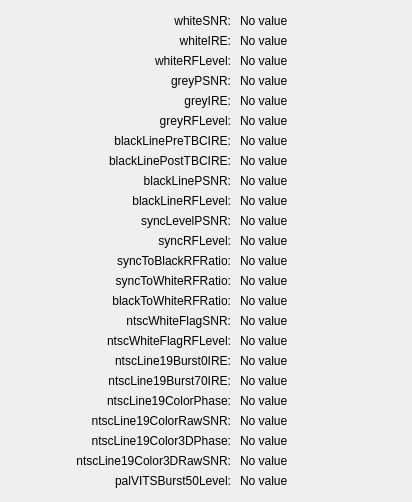
happycube/ld-decode, file tools/ld-analyse/vitsmetricsdialog.ui: the form before one commit.
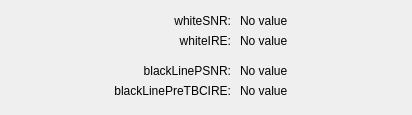
The form after the commit.

Diff of the .ui file:
```diff
--- a/tools/ld-analyse/vitsmetricsdialog.ui
+++ b/tools/ld-analyse/vitsmetricsdialog.ui
@@ -7,7 +7,7 @@
     <x>0</x>
     <y>0</y>
     <width>412</width>
-    <height>502</height>
+    <height>115</height>
    </rect>
   </property>
   <property name="sizePolicy">
@@ -19,7 +19,7 @@
   <property name="maximumSize">
    <size>
     <width>412</width>
-    <height>502</height>
+    <height>115</height>
    </size>
   </property>
   <property name="windowTitle">
@@ -57,75 +57,11 @@
     <set>Qt::AlignRight|Qt::AlignTrailing|Qt::AlignVCenter</set>
    </property>
   </widget>
-  <widget class="QLabel" name="label_4">
-   <property name="geometry">
-    <rect>
-     <x>10</x>
-     <y>50</y>
-     <width>221</width>
-     <height>21</height>
-    </rect>
-   </property>
-   <property name="text">
-    <string>whiteRFLevel:</string>
-   </property>
-   <property name="alignment">
-    <set>Qt::AlignRight|Qt::AlignTrailing|Qt::AlignVCenter</set>
-   </property>
-  </widget>
-  <widget class="QLabel" name="label_5">
-   <property name="geometry">
-    <rect>
-     <x>10</x>
-     <y>70</y>
-     <width>221</width>
-     <height>21</height>
-    </rect>
-   </property>
-   <property name="text">
-    <string>greyPSNR:</string>
-   </property>
-   <property name="alignment">
-    <set>Qt::AlignRight|Qt::AlignTrailing|Qt::AlignVCenter</set>
-   </property>
-  </widget>
-  <widget class="QLabel" name="label_6">
-   <property name="geometry">
-    <rect>
-     <x>10</x>
-     <y>90</y>
-     <width>221</width>
-     <height>21</height>
-    </rect>
-   </property>
-   <property name="text">
-    <string>greyIRE:</string>
-   </property>
-   <property name="alignment">
-    <set>Qt::AlignRight|Qt::AlignTrailing|Qt::AlignVCenter</set>
-   </property>
-  </widget>
-  <widget class="QLabel" name="label_7">
-   <property name="geometry">
-    <rect>
-     <x>10</x>
-     <y>110</y>
-     <width>221</width>
-     <height>21</height>
-    </rect>
-   </property>
-   <property name="text">
-    <string>greyRFLevel:</string>
-   </property>
-   <property name="alignment">
-    <set>Qt::AlignRight|Qt::AlignTrailing|Qt::AlignVCenter</set>
-   </property>
-  </widget>
   <widget class="QLabel" name="label_8">
    <property name="geometry">
     <rect>
      <x>10</x>
-     <y>130</y>
+     <y>80</y>
      <width>221</width>
      <height>21</height>
     </rect>
@@ -137,27 +73,11 @@
     <set>Qt::AlignRight|Qt::AlignTrailing|Qt::AlignVCenter</set>
    </property>
   </widget>
-  <widget class="QLabel" name="label_9">
-   <property name="geometry">
-    <rect>
-     <x>10</x>
-     <y>150</y>
-     <width>221</width>
-     <height>21</height>
-    </rect>
-   </property>
-   <property name="text">
-    <string>blackLinePostTBCIRE:</string>
-   </property>
-   <property name="alignment">
-    <set>Qt::AlignRight|Qt::AlignTrailing|Qt::AlignVCenter</set>
-   </property>
-  </widget>
   <widget class="QLabel" name="label_10">
    <property name="geometry">
     <rect>
      <x>10</x>
-     <y>170</y>
+     <y>60</y>
      <width>221</width>
      <height>21</height>
     </rect>
@@ -169,246 +89,6 @@
     <set>Qt::AlignRight|Qt::AlignTrailing|Qt::AlignVCenter</set>
    </property>
   </widget>
-  <widget class="QLabel" name="label_11">
-   <property name="geometry">
-    <rect>
-     <x>10</x>
-     <y>190</y>
-     <width>221</width>
-     <height>21</height>
-    </rect>
-   </property>
-   <property name="text">
-    <string>blackLineRFLevel:</string>
-   </property>
-   <property name="alignment">
-    <set>Qt::AlignRight|Qt::AlignTrailing|Qt::AlignVCenter</set>
-   </property>
-  </widget>
-  <widget class="QLabel" name="label_12">
-   <property name="geometry">
-    <rect>
-     <x>10</x>
-     <y>210</y>
-     <width>221</width>
-     <height>21</height>
-    </rect>
-   </property>
-   <property name="text">
-    <string>syncLevelPSNR:</string>
-   </property>
-   <property name="alignment">
-    <set>Qt::AlignRight|Qt::AlignTrailing|Qt::AlignVCenter</set>
-   </property>
-  </widget>
-  <widget class="QLabel" name="label_13">
-   <property name="geometry">
-    <rect>
-     <x>10</x>
-     <y>230</y>
-     <width>221</width>
-     <height>21</height>
-    </rect>
-   </property>
-   <property name="text">
-    <string>syncRFLevel:</string>
-   </property>
-   <property name="alignment">
-    <set>Qt::AlignRight|Qt::AlignTrailing|Qt::AlignVCenter</set>
-   </property>
-  </widget>
-  <widget class="QLabel" name="label_14">
-   <property name="geometry">
-    <rect>
-     <x>10</x>
-     <y>250</y>
-     <width>221</width>
-     <height>21</height>
-    </rect>
-   </property>
-   <property name="text">
-    <string>syncToBlackRFRatio:</string>
-   </property>
-   <property name="alignment">
-    <set>Qt::AlignRight|Qt::AlignTrailing|Qt::AlignVCenter</set>
-   </property>
-  </widget>
-  <widget class="QLabel" name="label_15">
-   <property name="geometry">
-    <rect>
-     <x>10</x>
-     <y>270</y>
-     <width>221</width>
-     <height>21</height>
-    </rect>
-   </property>
-   <property name="text">
-    <string>syncToWhiteRFRatio:</string>
-   </property>
-   <property name="alignment">
-    <set>Qt::AlignRight|Qt::AlignTrailing|Qt::AlignVCenter</set>
-   </property>
-  </widget>
-  <widget class="QLabel" name="label_16">
-   <property name="geometry">
-    <rect>
-     <x>10</x>
-     <y>290</y>
-     <width>221</width>
-     <height>21</height>
-    </rect>
-   </property>
-   <property name="text">
-    <string>blackToWhiteRFRatio:</string>
-   </property>
-   <property name="alignment">
-    <set>Qt::AlignRight|Qt::AlignTrailing|Qt::AlignVCenter</set>
-   </property>
-  </widget>
-  <widget class="QLabel" name="label_17">
-   <property name="geometry">
-    <rect>
-     <x>10</x>
-     <y>310</y>
-     <width>221</width>
-     <height>21</height>
-    </rect>
-   </property>
-   <property name="text">
-    <string>ntscWhiteFlagSNR:</string>
-   </property>
-   <property name="alignment">
-    <set>Qt::AlignRight|Qt::AlignTrailing|Qt::AlignVCenter</set>
-   </property>
-  </widget>
-  <widget class="QLabel" name="label_18">
-   <property name="geometry">
-    <rect>
-     <x>10</x>
-     <y>330</y>
-     <width>221</width>
-     <height>21</height>
-    </rect>
-   </property>
-   <property name="text">
-    <string>ntscWhiteFlagRFLevel:</string>
-   </property>
-   <property name="alignment">
-    <set>Qt::AlignRight|Qt::AlignTrailing|Qt::AlignVCenter</set>
-   </property>
-  </widget>
-  <widget class="QLabel" name="label_19">
-   <property name="geometry">
-    <rect>
-     <x>10</x>
-     <y>350</y>
-     <width>221</width>
-     <height>21</height>
-    </rect>
-   </property>
-   <property name="text">
-    <string>ntscLine19Burst0IRE:</string>
-   </property>
-   <property name="alignment">
-    <set>Qt::AlignRight|Qt::AlignTrailing|Qt::AlignVCenter</set>
-   </property>
-  </widget>
-  <widget class="QLabel" name="label_20">
-   <property name="geometry">
-    <rect>
-     <x>10</x>
-     <y>370</y>
-     <width>221</width>
-     <height>21</height>
-    </rect>
-   </property>
-   <property name="text">
-    <string>ntscLine19Burst70IRE:</string>
-   </property>
-   <property name="alignment">
-    <set>Qt::AlignRight|Qt::AlignTrailing|Qt::AlignVCenter</set>
-   </property>
-  </widget>
-  <widget class="QLabel" name="label_21">
-   <property name="geometry">
-    <rect>
-     <x>10</x>
-     <y>390</y>
-     <width>221</width>
-     <height>21</height>
-    </rect>
-   </property>
-   <property name="text">
-    <string>ntscLine19ColorPhase:</string>
-   </property>
-   <property name="alignment">
-    <set>Qt::AlignRight|Qt::AlignTrailing|Qt::AlignVCenter</set>
-   </property>
-  </widget>
-  <widget class="QLabel" name="label_22">
-   <property name="geometry">
-    <rect>
-     <x>10</x>
-     <y>410</y>
-     <width>221</width>
-     <height>21</height>
-    </rect>
-   </property>
-   <property name="text">
-    <string>ntscLine19ColorRawSNR:</string>
-   </property>
-   <property name="alignment">
-    <set>Qt::AlignRight|Qt::AlignTrailing|Qt::AlignVCenter</set>
-   </property>
-  </widget>
-  <widget class="QLabel" name="label_23">
-   <property name="geometry">
-    <rect>
-     <x>10</x>
-     <y>430</y>
-     <width>221</width>
-     <height>21</height>
-    </rect>
-   </property>
-   <property name="text">
-    <string>ntscLine19Color3DPhase:</string>
-   </property>
-   <property name="alignment">
-    <set>Qt::AlignRight|Qt::AlignTrailing|Qt::AlignVCenter</set>
-   </property>
-  </widget>
-  <widget class="QLabel" name="label_24">
-   <property name="geometry">
-    <rect>
-     <x>10</x>
-     <y>450</y>
-     <width>221</width>
-     <height>21</height>
-    </rect>
-   </property>
-   <property name="text">
-    <string>ntscLine19Color3DRawSNR:</string>
-   </property>
-   <property name="alignment">
-    <set>Qt::AlignRight|Qt::AlignTrailing|Qt::AlignVCenter</set>
-   </property>
-  </widget>
-  <widget class="QLabel" name="label_25">
-   <property name="geometry">
-    <rect>
-     <x>10</x>
-     <y>470</y>
-     <width>221</width>
-     <height>21</height>
-    </rect>
-   </property>
-   <property name="text">
-    <string>palVITSBurst50Level:</string>
-   </property>
-   <property name="alignment">
-    <set>Qt::AlignRight|Qt::AlignTrailing|Qt::AlignVCenter</set>
-   </property>
-  </widget>
   <widget class="QLabel" name="whiteSNRLabel">
    <property name="geometry">
     <rect>
@@ -441,91 +121,11 @@
     <set>Qt::AlignLeading|Qt::AlignLeft|Qt::AlignVCenter</set>
    </property>
   </widget>
-  <widget class="QLabel" name="whiteRFLevelLabel">
-   <property name="geometry">
-    <rect>
-     <x>240</x>
-     <y>50</y>
-     <width>161</width>
-     <height>21</height>
-    </rect>
-   </property>
-   <property name="text">
-    <string>No value</string>
-   </property>
-   <property name="alignment">
-    <set>Qt::AlignLeading|Qt::AlignLeft|Qt::AlignVCenter</set>
-   </property>
-  </widget>
-  <widget class="QLabel" name="greyPSNRLabel">
-   <property name="geometry">
-    <rect>
-     <x>240</x>
-     <y>70</y>
-     <width>161</width>
-     <height>21</height>
-    </rect>
-   </property>
-   <property name="text">
-    <string>No value</string>
-   </property>
-   <property name="alignment">
-    <set>Qt::AlignLeading|Qt::AlignLeft|Qt::AlignVCenter</set>
-   </property>
-  </widget>
-  <widget class="QLabel" name="greyIRELabel">
-   <property name="geometry">
-    <rect>
-     <x>240</x>
-     <y>90</y>
-     <width>161</width>
-     <height>21</height>
-    </rect>
-   </property>
-   <property name="text">
-    <string>No value</string>
-   </property>
-   <property name="alignment">
-    <set>Qt::AlignLeading|Qt::AlignLeft|Qt::AlignVCenter</set>
-   </property>
-  </widget>
-  <widget class="QLabel" name="greyRFLevelLabel">
-   <property name="geometry">
-    <rect>
-     <x>240</x>
-     <y>110</y>
-     <width>161</width>
-     <height>21</height>
-    </rect>
-   </property>
-   <property name="text">
-    <string>No value</string>
-   </property>
-   <property name="alignment">
-    <set>Qt::AlignLeading|Qt::AlignLeft|Qt::AlignVCenter</set>
-   </property>
-  </widget>
   <widget class="QLabel" name="blackLinePreTBCIRELabel">
    <property name="geometry">
     <rect>
      <x>240</x>
-     <y>130</y>
-     <width>161</width>
-     <height>21</height>
-    </rect>
-   </property>
-   <property name="text">
-    <string>No value</string>
-   </property>
-   <property name="alignment">
-    <set>Qt::AlignLeading|Qt::AlignLeft|Qt::AlignVCenter</set>
-   </property>
-  </widget>
-  <widget class="QLabel" name="blackLinePostTBCIRELabel">
-   <property name="geometry">
-    <rect>
-     <x>240</x>
-     <y>150</y>
+     <y>80</y>
      <width>161</width>
      <height>21</height>
     </rect>
@@ -541,247 +141,7 @@
    <property name="geometry">
     <rect>
      <x>240</x>
-     <y>170</y>
-     <width>161</width>
-     <height>21</height>
-    </rect>
-   </property>
-   <property name="text">
-    <string>No value</string>
-   </property>
-   <property name="alignment">
-    <set>Qt::AlignLeading|Qt::AlignLeft|Qt::AlignVCenter</set>
-   </property>
-  </widget>
-  <widget class="QLabel" name="blackLineRFLevelLabel">
-   <property name="geometry">
-    <rect>
-     <x>240</x>
-     <y>190</y>
-     <width>161</width>
-     <height>21</height>
-    </rect>
-   </property>
-   <property name="text">
-    <string>No value</string>
-   </property>
-   <property name="alignment">
-    <set>Qt::AlignLeading|Qt::AlignLeft|Qt::AlignVCenter</set>
-   </property>
-  </widget>
-  <widget class="QLabel" name="syncLevelPSNRLabel">
-   <property name="geometry">
-    <rect>
-     <x>240</x>
-     <y>210</y>
-     <width>161</width>
-     <height>21</height>
-    </rect>
-   </property>
-   <property name="text">
-    <string>No value</string>
-   </property>
-   <property name="alignment">
-    <set>Qt::AlignLeading|Qt::AlignLeft|Qt::AlignVCenter</set>
-   </property>
-  </widget>
-  <widget class="QLabel" name="syncRFLevelLabel">
-   <property name="geometry">
-    <rect>
-     <x>240</x>
-     <y>230</y>
-     <width>161</width>
-     <height>21</height>
-    </rect>
-   </property>
-   <property name="text">
-    <string>No value</string>
-   </property>
-   <property name="alignment">
-    <set>Qt::AlignLeading|Qt::AlignLeft|Qt::AlignVCenter</set>
-   </property>
-  </widget>
-  <widget class="QLabel" name="syncToBlackRFRatioLabel">
-   <property name="geometry">
-    <rect>
-     <x>240</x>
-     <y>250</y>
-     <width>161</width>
-     <height>21</height>
-    </rect>
-   </property>
-   <property name="text">
-    <string>No value</string>
-   </property>
-   <property name="alignment">
-    <set>Qt::AlignLeading|Qt::AlignLeft|Qt::AlignVCenter</set>
-   </property>
-  </widget>
-  <widget class="QLabel" name="syncToWhiteRFRatioLabel">
-   <property name="geometry">
-    <rect>
-     <x>240</x>
-     <y>270</y>
-     <width>161</width>
-     <height>21</height>
-    </rect>
-   </property>
-   <property name="text">
-    <string>No value</string>
-   </property>
-   <property name="alignment">
-    <set>Qt::AlignLeading|Qt::AlignLeft|Qt::AlignVCenter</set>
-   </property>
-  </widget>
-  <widget class="QLabel" name="blackToWhiteRFRatioLabel">
-   <property name="geometry">
-    <rect>
-     <x>240</x>
-     <y>290</y>
-     <width>161</width>
-     <height>21</height>
-    </rect>
-   </property>
-   <property name="text">
-    <string>No value</string>
-   </property>
-   <property name="alignment">
-    <set>Qt::AlignLeading|Qt::AlignLeft|Qt::AlignVCenter</set>
-   </property>
-  </widget>
-  <widget class="QLabel" name="ntscWhiteFlagSNRLabel">
-   <property name="geometry">
-    <rect>
-     <x>240</x>
-     <y>310</y>
-     <width>161</width>
-     <height>21</height>
-    </rect>
-   </property>
-   <property name="text">
-    <string>No value</string>
-   </property>
-   <property name="alignment">
-    <set>Qt::AlignLeading|Qt::AlignLeft|Qt::AlignVCenter</set>
-   </property>
-  </widget>
-  <widget class="QLabel" name="ntscWhiteFlagRFLevelLabel">
-   <property name="geometry">
-    <rect>
-     <x>240</x>
-     <y>330</y>
-     <width>161</width>
-     <height>21</height>
-    </rect>
-   </property>
-   <property name="text">
-    <string>No value</string>
-   </property>
-   <property name="alignment">
-    <set>Qt::AlignLeading|Qt::AlignLeft|Qt::AlignVCenter</set>
-   </property>
-  </widget>
-  <widget class="QLabel" name="ntscLine19Burst0IRELabel">
-   <property name="geometry">
-    <rect>
-     <x>240</x>
-     <y>350</y>
-     <width>161</width>
-     <height>21</height>
-    </rect>
-   </property>
-   <property name="text">
-    <string>No value</string>
-   </property>
-   <property name="alignment">
-    <set>Qt::AlignLeading|Qt::AlignLeft|Qt::AlignVCenter</set>
-   </property>
-  </widget>
-  <widget class="QLabel" name="ntscLine19Burst70IRELabel">
-   <property name="geometry">
-    <rect>
-     <x>240</x>
-     <y>370</y>
-     <width>161</width>
-     <height>21</height>
-    </rect>
-   </property>
-   <property name="text">
-    <string>No value</string>
-   </property>
-   <property name="alignment">
-    <set>Qt::AlignLeading|Qt::AlignLeft|Qt::AlignVCenter</set>
-   </property>
-  </widget>
-  <widget class="QLabel" name="ntscLine19ColorPhaseLabel">
-   <property name="geometry">
-    <rect>
-     <x>240</x>
-     <y>390</y>
-     <width>161</width>
-     <height>21</height>
-    </rect>
-   </property>
-   <property name="text">
-    <string>No value</string>
-   </property>
-   <property name="alignment">
-    <set>Qt::AlignLeading|Qt::AlignLeft|Qt::AlignVCenter</set>
-   </property>
-  </widget>
-  <widget class="QLabel" name="ntscLine19ColorRawSNRLabel">
-   <property name="geometry">
-    <rect>
-     <x>240</x>
-     <y>410</y>
-     <width>161</width>
-     <height>21</height>
-    </rect>
-   </property>
-   <property name="text">
-    <string>No value</string>
-   </property>
-   <property name="alignment">
-    <set>Qt::AlignLeading|Qt::AlignLeft|Qt::AlignVCenter</set>
-   </property>
-  </widget>
-  <widget class="QLabel" name="ntscLine19Color3DPhaseLabel">
-   <property name="geometry">
-    <rect>
-     <x>240</x>
-     <y>430</y>
-     <width>161</width>
-     <height>21</height>
-    </rect>
-   </property>
-   <property name="text">
-    <string>No value</string>
-   </property>
-   <property name="alignment">
-    <set>Qt::AlignLeading|Qt::AlignLeft|Qt::AlignVCenter</set>
-   </property>
-  </widget>
-  <widget class="QLabel" name="ntscLine19Color3DRawSNRLabel">
-   <property name="geometry">
-    <rect>
-     <x>240</x>
-     <y>450</y>
-     <width>161</width>
-     <height>21</height>
-    </rect>
-   </property>
-   <property name="text">
-    <string>No value</string>
-   </property>
-   <property name="alignment">
-    <set>Qt::AlignLeading|Qt::AlignLeft|Qt::AlignVCenter</set>
-   </property>
-  </widget>
-  <widget class="QLabel" name="palVITSBurst50LevelLabel">
-   <property name="geometry">
-    <rect>
-     <x>240</x>
-     <y>470</y>
+     <y>60</y>
      <width>161</width>
      <height>21</height>
     </rect>
```
